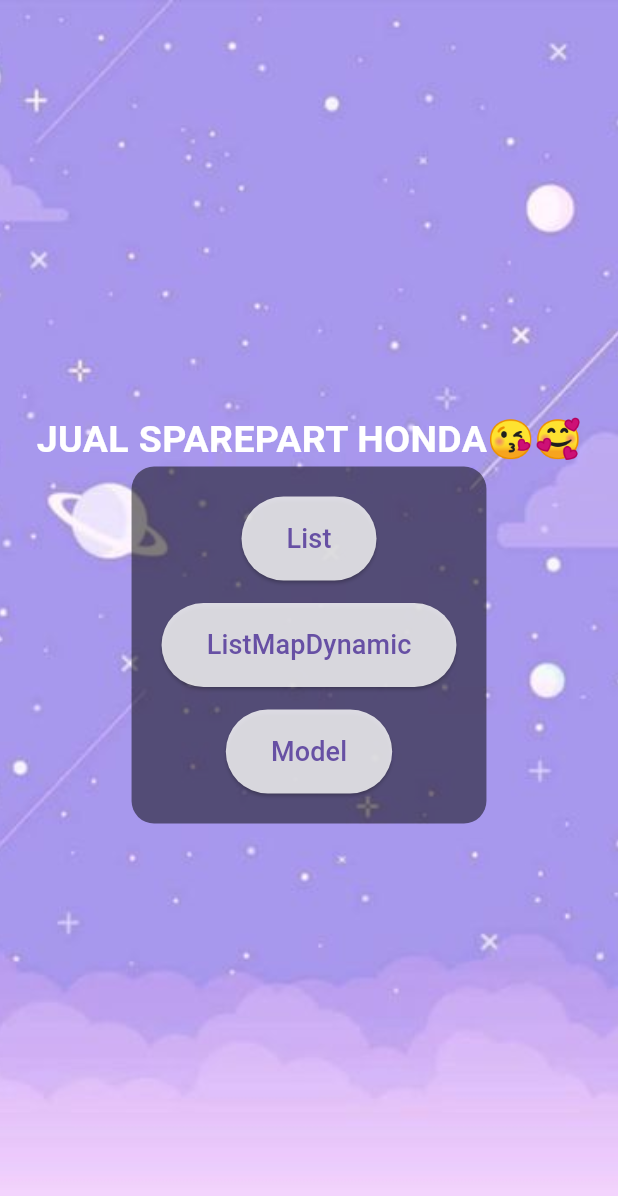
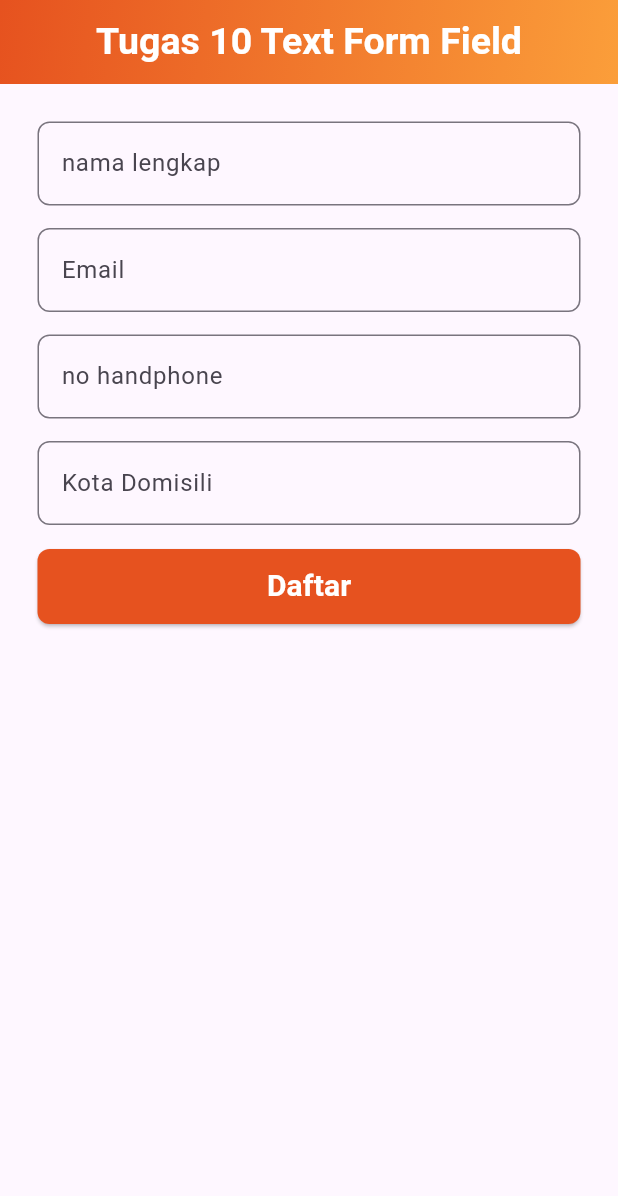
Before and after one commit to ridaprojectppkd/tugas_flutter, a Flutter app: the screen it shows after launch, on a phone screen of 412 x 824 dp. Shown: the top 1196 px of the screen. Run offline on Flutter 3.47's test engine with Material 3 defaults, Android fonts, the phone set to English and light mode, and no system bars.

Commit message:
tugas10flutter

```diff
--- a/lib/main.dart
+++ b/lib/main.dart
@@ -1,6 +1,7 @@
 import 'package:flutter/material.dart';
 import 'package:tugas_flutter/Materi/meet_4A.dart';
 import 'package:tugas_flutter/meet_14/meet_14a.dart';
+import 'package:tugas_flutter/tugas10.dart/tugas_10.flutter.dart';
 import 'package:tugas_flutter/tugas9/tugas9flutter.dart';
 // import 'package:tugas_flutter/meet6/7flutter.dart';
 // import 'package:tugas_flutter/meet6/tugas7flutter.dart';
@@ -28,7 +29,7 @@
       ),
       initialRoute: '/',
       routes: {
-        '/': (context) => const TugasEmpatBelas(),
+        '/': (context) => const Tugas10(),
         '/Tugas5': (context) => Tugas5(),
         '/Tugas6': (context) => MeetEmpatA(),
         '/Tugas12': (context) => Meet12AInputWidget(),
--- a/lib/meet6/tugas5.dart
+++ b/lib/meet6/tugas5.dart
@@ -65,6 +65,7 @@
           ),
         ),
       ),
+      ////////////////////
       body: Container(
         decoration: const BoxDecoration(
           color: Color(0xFF40E0D0), // Turquoise background
--- /dev/null
+++ b/lib/tugas10.dart/tugas_10.flutter.dart
@@ -0,0 +1,182 @@
+import 'package:flutter/material.dart';
+import 'package:flutter/widgets.dart';
+import 'package:tugas_flutter/tugas10.dart/Terims.dart';
+
+class Tugas10 extends StatefulWidget {
+  const Tugas10({super.key});
+
+  @override
+  State<Tugas10> createState() => _MyWidgetState();
+}
+
+class _MyWidgetState extends State<Tugas10> {
+  final _formKey = GlobalKey<FormState>();
+  final _namaLengkapController = TextEditingController();
+  final _emailController = TextEditingController();
+  final _nohpController = TextEditingController();
+  final _kotaController = TextEditingController();
+
+  @override
+  Widget build(BuildContext context) {
+    return Scaffold(
+      appBar: AppBar(
+        title: Center(
+          child: Text(
+            'Tugas 10 Text Form Field',
+            style: TextStyle(
+              fontSize: (25),
+              fontWeight: FontWeight.bold,
+              color: Color.fromARGB(255, 255, 255, 255),
+            ),
+          ),
+        ),
+
+        // backgroundColor: Color.fromARGB(106, 0, 0, 255),
+        flexibleSpace: Container(
+          decoration: const BoxDecoration(
+            gradient: LinearGradient(
+              begin: Alignment.topLeft,
+              end: Alignment.bottomRight,
+              colors: [Color(0xFFE6521F), Color(0xFFFB9E3A)],
+            ),
+          ),
+        ),
+      ),
+      body: Padding(
+        padding: EdgeInsets.all(25),
+        child: Form(
+          key: _formKey,
+          child: Column(
+            children: [
+              TextFormField(
+                controller: _namaLengkapController,
+                validator: (value) {
+                  if (value == null || value.isEmpty) {
+                    return 'nama harus disi anjay';
+                  } else {
+                    return null;
+                  }
+                },
+                decoration: InputDecoration(
+                  labelText: "nama lengkap",
+                  border: OutlineInputBorder(
+                    borderRadius: BorderRadius.circular(8),
+                  ),
+                ),
+              ),
+              SizedBox(height: 15),
+              TextFormField(
+                controller: _emailController,
+                validator: (value) {
+                  if (value == null || value.isEmpty) {
+                    return 'email harus diisi';
+                  } else if (!value.contains("@")) {
+                    return "email tidak valid";
+                  } else {
+                    return null;
+                  }
+                },
+                decoration: InputDecoration(
+                  labelText: 'Email',
+                  border: OutlineInputBorder(
+                    borderRadius: BorderRadius.circular(8),
+                  ),
+                ),
+              ),
+              SizedBox(height: 15),
+              TextFormField(
+                controller: _nohpController,
+                keyboardType: TextInputType.number,
+                decoration: InputDecoration(
+                  labelText: "no handphone",
+                  border: OutlineInputBorder(
+                    borderRadius: BorderRadius.circular(8),
+                  ),
+                ),
+              ),
+              SizedBox(height: 15),
+              TextFormField(
+                controller: _kotaController,
+                validator: (value) {
+                  if (value == null || value.isEmpty) {
+                    return "kota domisili wajib diisi";
+                  } else {
+                    return null;
+                  }
+                },
+                decoration: InputDecoration(
+                  labelText: "Kota Domisili",
+                  border: OutlineInputBorder(
+                    borderRadius: BorderRadius.circular(8),
+                  ),
+                ),
+              ),
+              SizedBox(height: 16),
+              ElevatedButton(
+                onPressed: () {
+                  if (_formKey.currentState!.validate()) {
+                    showDialog(
+                      context: context,
+                      builder: (context) {
+                        return AlertDialog(
+                          /////////////////konfirmasi
+                          title: Text(
+                            "Konfirmasi🦊",
+                            style: TextStyle(
+                              fontSize: (25),
+                              fontWeight: FontWeight.bold,
+                              color: Color(0xffE6521F),
+                            ),
+                          ),
+                          content: Column(
+                            mainAxisSize: MainAxisSize.min,
+                            crossAxisAlignment: CrossAxisAlignment.start,
+                            children: [
+                              Text('Nama: ${_namaLengkapController.text}'),
+                              Text('Email: ${_emailController.text}'),
+                              Text('Nomor Handphone: ${_nohpController.text}'),
+                              Text('Kota Domisili: ${_kotaController.text}'),
+                            ],
+                          ),
+                          actions: [
+                            TextButton(
+                              onPressed: () {
+                                Navigator.push(
+                                  context,
+                                  MaterialPageRoute(
+                                    builder:
+                                        (context) => terimakasi(
+                                          nama: _namaLengkapController.text,
+                                          kota: _kotaController.text,
+                                        ),
+                                  ),
+                                );
+                              },
+                              child: Text('Lanjut', style: TextStyle(color: Color(0xffE6521F)),),
+                            ),
+                          ],
+                        );
+                      },
+                    );
+                  }
+                },
+                style: ElevatedButton.styleFrom(
+                  minimumSize: Size(double.infinity, 50),
+                  backgroundColor: Color(0xffE6521F),
+                  foregroundColor: Color.fromARGB(255, 255, 255, 255),
+                  shape: RoundedRectangleBorder(
+                    borderRadius: BorderRadius.circular(8),
+                  ),
+                ),
+                child: Text(
+                  'Daftar',
+                  style: TextStyle(fontSize: (20), fontWeight: FontWeight.bold),
+                ),
+              ),
+            ],
+          ),
+        ),
+      ),
+    );
+  }
+}
```
Also changed, not shown: lib/tugas10.dart/Terims.dart (added, +50 -0 lines).
